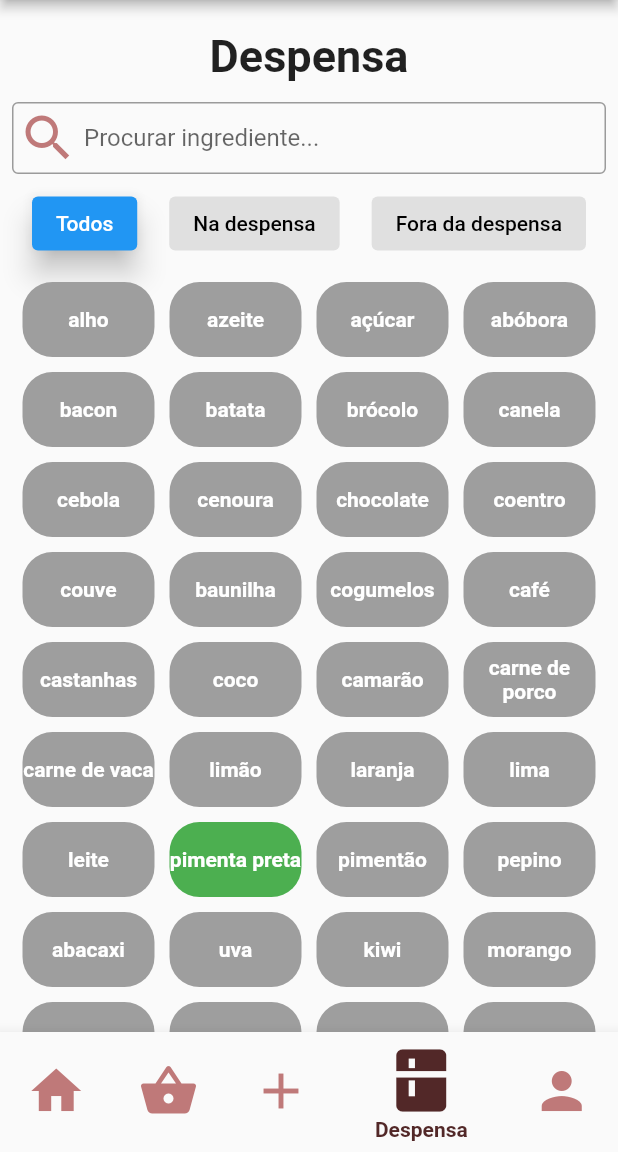
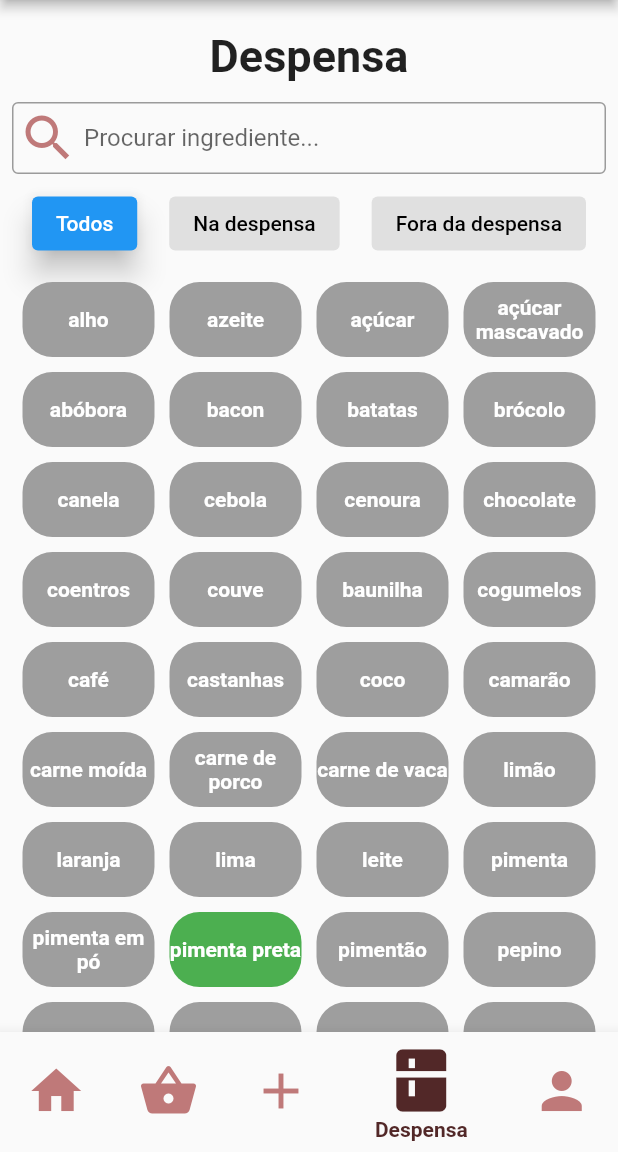
Before and after one commit to DiogoARSantos/let_me_cook, a Flutter app: the App screen opened by its route, item 4 of the bottom bar chosen, on a phone screen of 412 x 824 dp, the part 84-1236 px from its top. Run offline on Flutter 3.47's test engine with Material 2 defaults, Android fonts, the phone set to English and light mode, and no system bars; our stand-ins replace image_picker; missing offline and left inert: dart:ffi; network calls fail.

Commit message:
More ingredients and start recipes fixed

```diff
--- a/lib/allIngredients.dart
+++ b/lib/allIngredients.dart
@@ -2,15 +2,16 @@ final List<String> allIngredients = [
   "alho",
   "azeite",
   "açúcar",
+  "açúcar mascavado",
   "abóbora",
   "bacon",
-  "batata",
+  "batatas",
   "brócolo",
   "canela",
   "cebola",
   "cenoura",
   "chocolate",
-  "coentro",
+  "coentros",
   "couve",
   "baunilha",
   "cogumelos",
@@ -18,12 +19,15 @@ final List<String> allIngredients = [
   "castanhas",
   "coco",
   "camarão",
+  "carne moída",
   "carne de porco",
   "carne de vaca",
   "limão",
   "laranja",
   "lima",
   "leite",
+  "pimenta",
+  "pimenta em pó",
   "pimenta preta",
   "pimentão",
   "pepino",
@@ -44,7 +48,6 @@ final List<String> allIngredients = [
   "azeitona",
   "oregãos",
   "ovos",
-  "cebola",
   "chalotas",
   "cebolinho",
   "natas"
@@ -54,30 +57,39 @@ final List<String> allIngredients = [
   "salsa",
   "tangerina",
   "tomate",
+  "tomilho",
+  "tortilhas de milho",
   "trigo",
   "alface",
   "amendoim",
   "aspargo",
   "atum",
   "avelã",
+  "aveia",
   "bacalhau",
   "banana",
   "batata-doce",
   "beterraba",
   "cacau em pó",
+  "caldo de legumes"
   "fermento em pó"
   "caju",
   "cebola-roxa",
   "queijo cheddar",
+  "queijo cheddar ralado",
   "chouriço",
   "couve-flor",
+  "croutons",
+  "cominho em pó"
+  "creme de leite"
   "damasco",
   "espargos",
+  "esparguete",
   "espinafres",
   "farinha",
   "farinha de trigo"
   "feijão",
-  "frango",
+  "frango inteiro",
   "gema",
   "guacamole",
   "óleo vegetal",
@@ -95,9 +107,12 @@ final List<String> allIngredients = [
   "massa quebrada",
   "massa de lasanha",
   "queijo ricotta",
+  "queijo parmesão",
   "queijo parmesão ralado",
   "mozzarella ralada",
-  "alho picado",
-  "azeite de oliva",
   "molho de tomate",
+  "molho caesar",
+  "paprika",
+  "passas",
+  "bicarbonato de sódio"
 ];
--- a/lib/startRecipes.dart
+++ b/lib/startRecipes.dart
@@ -9,7 +9,7 @@ List<Recipe> startRecipeList = [
     ingredients: [
       Ingredient(name: "Farinha", quantity: 200, units: "g"),
       Ingredient(name: "Leite", quantity: 500, units: "ml"),
-      Ingredient(name: "Ovos", quantity: 2, units: ""),
+      Ingredient(name: "Ovos", quantity: 2, units: "unid."),
       Ingredient(name: "Manteiga", quantity: 50, units: "g"),
       Ingredient(name: "Açúcar", quantity: 1, units: "colher de sopa"),
       Ingredient(name: "Sal", quantity: 1, units: "pitada"),
@@ -31,7 +31,7 @@ List<Recipe> startRecipeList = [
     duration: 45,
     ingredients: [
       Ingredient(name: "Carne moída", quantity: 500, units: "g"),
-      Ingredient(name: "Cebola", quantity: 1, units: ""),
+      Ingredient(name: "Cebola", quantity: 1, units: "unid."),
       Ingredient(name: "Alho", quantity: 2, units: "dentes"),
       Ingredient(name: "Molho de tomate", quantity: 800, units: "ml"),
       Ingredient(name: "Esparguete", quantity: 400, units: "g"),
@@ -53,7 +53,7 @@ List<Recipe> startRecipeList = [
     portions: 4,
     duration: 60,
     ingredients: [
-      Ingredient(name: "Frango inteiro", quantity: 1, units: ""),
+      Ingredient(name: "Frango inteiro", quantity: 1, units: "unid."),
       Ingredient(name: "Batatas", quantity: 800, units: "g"),
       Ingredient(name: "Alho", quantity: 4, units: "dentes"),
       Ingredient(name: "Azeite", quantity: 3, units: "colheres de sopa"),
@@ -76,14 +76,13 @@ List<Recipe> startRecipeList = [
     portions: 2,
     duration: 15,
     ingredients: [
-      Ingredient(name: "Alface romana", quantity: 1, units: ""),
-      Ingredient(name: "Frango grelhado", quantity: 200, units: "g"),
+      Ingredient(name: "Alface", quantity: 1, units: "unid."),
+      Ingredient(name: "Peito de Frango", quantity: 200, units: "g"),
       Ingredient(name: "Queijo parmesão", quantity: 50, units: "g"),
       Ingredient(name: "Croutons", quantity: 1, units: "chávena"),
       Ingredient(name: "Molho Caesar", quantity: 3, units: "colheres de sopa"),
-      Ingredient(
-          name: "Azeite de oliva", quantity: 2, units: "colheres de sopa"),
-      Ingredient(name: "Limão", quantity: 1, units: ""),
+      Ingredient(name: "Azeite", quantity: 2, units: "colheres de sopa"),
+      Ingredient(name: "Limão", quantity: 1, units: "unid."),
     ],
     steps: [
       "Lave e rasgue as folhas de alface.",
@@ -99,21 +98,20 @@ List<Recipe> startRecipeList = [
     portions: 6,
     duration: 45,
     ingredients: [
-      Ingredient(name: "Cenouras", quantity: 3, units: ""),
-      Ingredient(name: "Batatas", quantity: 2, units: ""),
-      Ingredient(name: "Cebolas", quantity: 1, units: ""),
-      Ingredient(name: "Alho-poró", quantity: 1, units: ""),
+      Ingredient(name: "Cenoura", quantity: 3, units: "unid."),
+      Ingredient(name: "Batatas", quantity: 2, units: "unid."),
+      Ingredient(name: "Cebola", quantity: 1, units: "unid."),
+      Ingredient(name: "Alho", quantity: 1, units: "unid."),
       Ingredient(name: "Caldo de legumes", quantity: 1, units: "litro"),
-      Ingredient(name: "Tomates", quantity: 2, units: ""),
-      Ingredient(
-          name: "Azeite de oliva", quantity: 2, units: "colheres de sopa"),
+      Ingredient(name: "Tomate", quantity: 2, units: "unid."),
+      Ingredient(name: "Azeite", quantity: 2, units: "colheres de sopa"),
       Ingredient(name: "Sal", quantity: 1, units: "colher de chá"),
       Ingredient(name: "Pimenta", quantity: 1, units: "pitada"),
     ],
     steps: [
       "Descasque e corte os legumes em pedaços.",
       "Aqueça o azeite em uma panela grande.",
-      "Refogue as cebolas e o alho-poró até ficarem macios.",
+      "Refogue as cebolas e o alho até ficarem macios.",
       "Adicione as cenouras, batatas e tomates.",
       "Despeje o caldo de legumes na panela.",
       "Tempere com sal e pimenta.",
@@ -126,16 +124,15 @@ List<Recipe> startRecipeList = [
     portions: 4,
     duration: 35,
     ingredients: [
-      Ingredient(name: "Peitos de frango", quantity: 500, units: "g"),
-      Ingredient(name: "Tortilhas de milho", quantity: 8, units: ""),
-      Ingredient(name: "Alface", quantity: 1, units: ""),
-      Ingredient(name: "Tomates", quantity: 2, units: ""),
+      Ingredient(name: "Peito de frango", quantity: 500, units: "g"),
+      Ingredient(name: "Tortilhas de milho", quantity: 8, units: "unid."),
+      Ingredient(name: "Alface", quantity: 1, units: "unid."),
+      Ingredient(name: "Tomate", quantity: 2, units: "unid."),
       Ingredient(name: "Queijo cheddar ralado", quantity: 200, units: "g"),
       Ingredient(name: "Creme de leite", quantity: 1, units: "chávena"),
       Ingredient(name: "Cominho em pó", quantity: 1, units: "colher de chá"),
       Ingredient(name: "Pimenta em pó", quantity: 1, units: "colher de chá"),
-      Ingredient(
-          name: "Coentro picado", quantity: 2, units: "colheres de sopa"),
+      Ingredient(name: "Coentros", quantity: 2, units: "colheres de sopa"),
     ],
     steps: [
       "Tempere os peitos de frango com cominho, pimenta em pó e sal.",
@@ -143,7 +140,7 @@ List<Recipe> startRecipeList = [
       "Corte os peitos de frango em tiras finas.",
       "Aqueça as tortilhas de milho em uma frigideira.",
       "Monte os tacos com alface, tomate, peito de frango, queijo cheddar e creme de leite.",
-      "Polvilhe coentro picado por cima e sirva.",
+      "Polvilhe coentros picados por cima e sirva.",
     ],
   ),
   Recipe(
@@ -155,7 +152,7 @@ List<Recipe> startRecipeList = [
       Ingredient(name: "Açúcar", quantity: 1, units: "chávena"),
       Ingredient(name: "Cacau em pó", quantity: 1, units: "chávena"),
       Ingredient(name: "Fermento em pó", quantity: 1, units: "colher de chá"),
-      Ingredient(name: "Ovos", quantity: 2, units: ""),
+      Ingredient(name: "Ovos", quantity: 2, units: "unid."),
       Ingredient(name: "Leite", quantity: 1, units: "chávena"),
       Ingredient(name: "Óleo vegetal", quantity: 1, units: "chávena"),
       Ingredient(name: "Baunilha", quantity: 1, units: "colher de chá"),
@@ -207,9 +204,8 @@ List<Recipe> startRecipeList = [
       Ingredient(name: "Queijo ricotta", quantity: 250, units: "g"),
       Ingredient(name: "Queijo parmesão ralado", quantity: 1, units: "chávena"),
       Ingredient(name: "Mozzarella ralada", quantity: 1, units: "chávena"),
-      Ingredient(name: "Alho picado", quantity: 2, units: "dentes"),
-      Ingredient(
-          name: "Azeite de oliva", quantity: 2, units: "colheres de sopa"),
+      Ingredient(name: "Alho", quantity: 2, units: "dentes"),
+      Ingredient(name: "Azeite", quantity: 2, units: "colheres de sopa"),
       Ingredient(name: "Molho de tomate", quantity: 2, units: "chávenas"),
       Ingredient(name: "Sal", quantity: 1, units: "pitada"),
       Ingredient(name: "Pimenta preta", quantity: 1, units: "colher de chá"),
```
Also changed, not shown: 1 other file.
